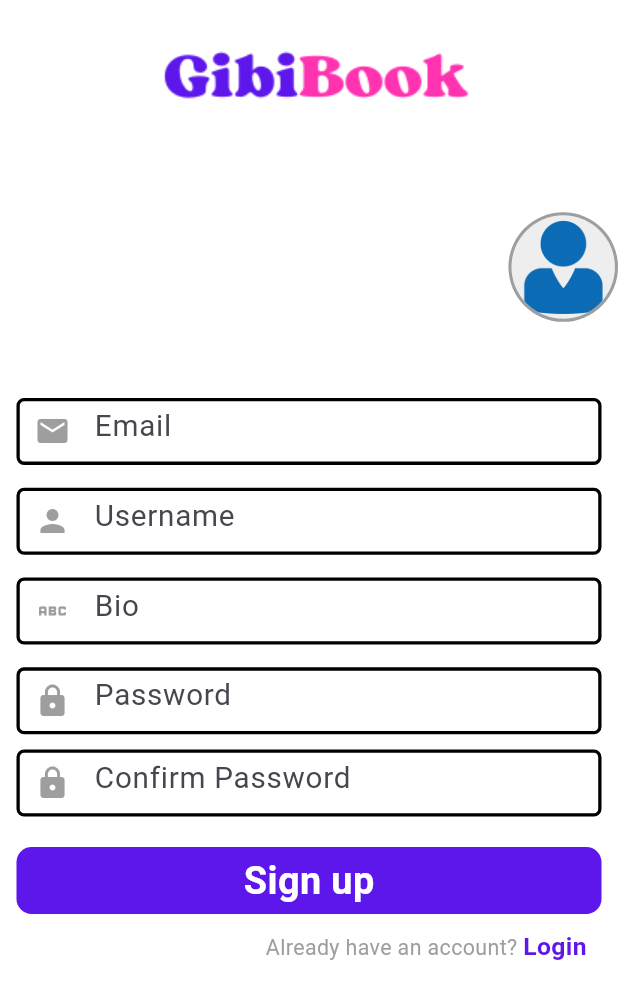
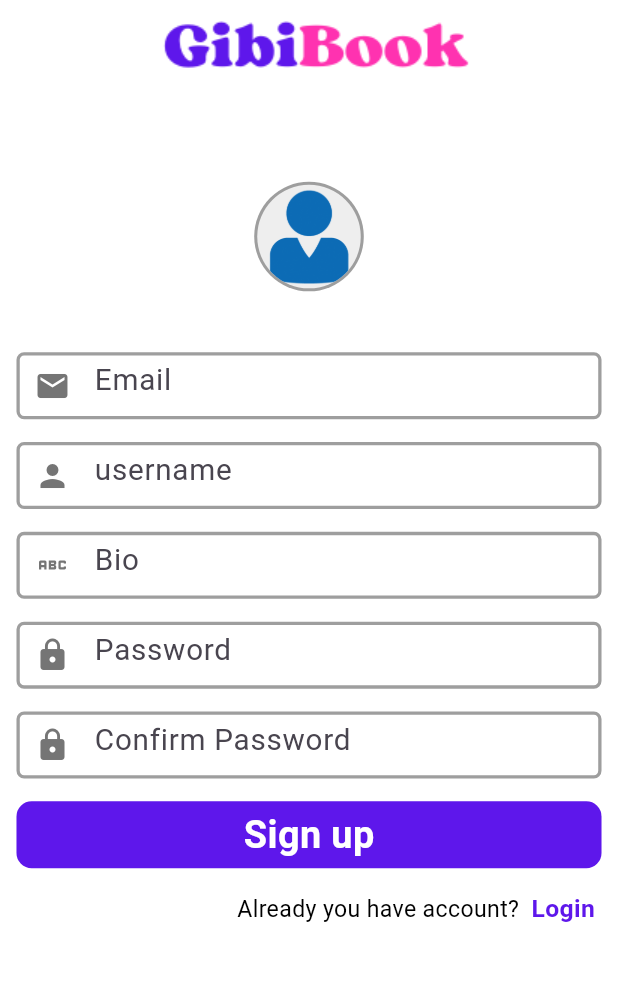
Before and after one commit to asgerami/gibibooks, a Flutter app: the screen it shows after launch, after a tap on "Sign up", on a phone screen of 412 x 824 dp. Shown: the top 999 px of the screen. Run offline on Flutter 3.47's test engine with Material 3 defaults, Android fonts, the phone set to English and light mode, and no system bars; our stand-ins replace cached_network_image, cloud_firestore, date_format, firebase_auth, firebase_core, firebase_storage and 2 more; missing offline and left inert: photo_manager; accounts and stored records are empty; network calls fail.

Commit message:
color correction and spelling

```diff
--- a/lib/screen/add_post_screen.dart
+++ b/lib/screen/add_post_screen.dart
@@ -92,7 +92,7 @@ class _AddPostScreenState extends State<AddPostScreen> {
         backgroundColor: Colors.white,
         elevation: 0,
         title: const Text(
-          'New Post',
+          'New Moments',
           style: TextStyle(color: Colors.black),
         ),
         centerTitle: false,
@@ -159,16 +159,14 @@ class _AddPostScreenState extends State<AddPostScreen> {
                   width: double.infinity,
                   height: 40.h,
                   color: Colors.white,
-                  child: Row(
-                    children: [
+                  child: Row(children: [
                     SizedBox(width: 10.w),
                     Text(
                       'Recent',
                       style: TextStyle(
                           fontSize: 15.sp, fontWeight: FontWeight.w600),
                     ),
-                    ],
-                  ),
+                  ]),
                 ),
                 GridView.builder(
                   shrinkWrap: true,
--- a/lib/screen/login_screen.dart
+++ b/lib/screen/login_screen.dart
@@ -16,30 +16,38 @@ class _LoginScreenState extends State<LoginScreen> {
   FocusNode email_F = FocusNode();
   final password = TextEditingController();
   FocusNode password_F = FocusNode();
+  @override
+  void dispose() {
+    // TODO: implement dispose
+    super.dispose();
+    email.dispose();
+    password.dispose();
+  }
 
-  @override
   Widget build(BuildContext context) {
     return Scaffold(
+      resizeToAvoidBottomInset: false,
       backgroundColor: Colors.white,
       body: SafeArea(
+        child: SingleChildScrollView(
           child: Column(
-          crossAxisAlignment: CrossAxisAlignment.end,
             children: [
               SizedBox(width: 96.w, height: 100.h),
               Center(
-              child: Image.asset("images/logo.png"),
+                child: Image.asset('images/logo.png'),
               ),
               SizedBox(height: 120.h),
-            Textfield(email, Icons.email, 'Email', email_F),
+              Textfild(email, email_F, 'Email', Icons.email),
               SizedBox(height: 15.h),
-            Textfield(password, Icons.lock, 'Password', password_F),
-            SizedBox(height: 10.h),
-            Forgot(),
-            SizedBox(height: 10.h),
-            Login(),
-            SizedBox(height: 10.h),
-            Have(),
+              Textfild(password, password_F, 'Password', Icons.lock),
+              SizedBox(height: 15.h),
+              forget(),
+              SizedBox(height: 15.h),
+              login(),
+              SizedBox(height: 15.h),
+              Have()
             ],
+          ),
         ),
       ),
     );
@@ -47,15 +55,15 @@ class _LoginScreenState extends State<LoginScreen> {
 
   Widget Have() {
     return Padding(
-      padding: EdgeInsets.symmetric(horizontal: 15.w),
+      padding: EdgeInsets.symmetric(horizontal: 10.w),
       child: Row(
         mainAxisAlignment: MainAxisAlignment.end,
         children: [
           Text(
-            "Don't have an account? ",
+            "Don't have account?  ",
             style: TextStyle(
-              fontSize: 13.sp,
-              color: Colors.grey,
+              fontSize: 14.sp,
+              color: Colors.black,
             ),
           ),
           GestureDetector(
@@ -73,12 +81,13 @@ class _LoginScreenState extends State<LoginScreen> {
     );
   }
 
-  Widget Login() {
+  Widget login() {
     return Padding(
       padding: EdgeInsets.symmetric(horizontal: 10.w),
       child: InkWell(
-        onTap: () {
-          Authentication().Login(email: email.text, password: password.text);
+        onTap: () async {
+          await Authentication()
+              .Login(email: email.text, password: password.text);
         },
         child: Container(
           alignment: Alignment.center,
@@ -93,28 +102,33 @@ class _LoginScreenState extends State<LoginScreen> {
             style: TextStyle(
               fontSize: 23.sp,
               color: Colors.white,
-                fontWeight: FontWeight.bold),
+              fontWeight: FontWeight.bold,
+            ),
           ),
         ),
       ),
     );
   }
 
-  Widget Forgot() {
+  Padding forget() {
     return Padding(
-      padding: EdgeInsets.symmetric(horizontal: 15.w),
+      padding: EdgeInsets.only(left: 230.w),
+      child: GestureDetector(
+        onTap: () {},
         child: Text(
-        'Forgot your Password?',
+          'Forgot password?',
           style: TextStyle(
             fontSize: 13.sp,
             color: const Color.fromRGBO(94, 23, 235, 1),
-            fontWeight: FontWeight.bold),
+            fontWeight: FontWeight.w500,
+          ),
+        ),
       ),
     );
   }
 
-  Widget Textfield(TextEditingController controller, IconData icon, String type,
-      FocusNode focusNode) {
+  Padding Textfild(TextEditingController controll, FocusNode focusNode,
+      String typename, IconData icon) {
     return Padding(
       padding: EdgeInsets.symmetric(horizontal: 10.w),
       child: Container(
@@ -125,23 +139,29 @@ class _LoginScreenState extends State<LoginScreen> {
         ),
         child: TextField(
           style: TextStyle(fontSize: 18.sp, color: Colors.black),
-          controller: controller,
+          controller: controll,
           focusNode: focusNode,
           decoration: InputDecoration(
-            hintText: type,
+            hintText: typename,
             prefixIcon: Icon(
               icon,
-              color: focusNode.hasFocus ? Colors.black : Colors.grey,
+              color: focusNode.hasFocus ? Colors.black : Colors.grey[600],
             ),
             contentPadding:
                 EdgeInsets.symmetric(horizontal: 15.w, vertical: 15.h),
             enabledBorder: OutlineInputBorder(
               borderRadius: BorderRadius.circular(5.r),
-              borderSide: BorderSide(color: Colors.black, width: 2.w),
+              borderSide: BorderSide(
+                width: 2.w,
+                color: Colors.grey,
+              ),
             ),
             focusedBorder: OutlineInputBorder(
               borderRadius: BorderRadius.circular(5.r),
-              borderSide: BorderSide(color: Colors.black, width: 2.w),
+              borderSide: BorderSide(
+                width: 2.w,
+                color: Colors.black,
+              ),
             ),
           ),
         ),
--- a/lib/screen/signup.dart
+++ b/lib/screen/signup.dart
@@ -19,30 +19,41 @@ class _SignupScreenState extends State<SignupScreen> {
   FocusNode email_F = FocusNode();
   final password = TextEditingController();
   FocusNode password_F = FocusNode();
-  final Bio = TextEditingController();
-  FocusNode bio_F = FocusNode();
+  final passwordConfirme = TextEditingController();
+  FocusNode passwordConfirme_F = FocusNode();
   final username = TextEditingController();
   FocusNode username_F = FocusNode();
-  final passwordConfirm = TextEditingController();
-  FocusNode passwordConfirm_F = FocusNode();
+  final bio = TextEditingController();
+  FocusNode bio_F = FocusNode();
   File? _imageFile;
+  @override
+  void dispose() {
+    // TODO: implement dispose
+    super.dispose();
+    email.dispose();
+    password.dispose();
+    passwordConfirme.dispose();
+    username.dispose();
+    bio.dispose();
+  }
 
-  @override
   Widget build(BuildContext context) {
     return Scaffold(
+      resizeToAvoidBottomInset: false,
       backgroundColor: Colors.white,
       body: SafeArea(
+        child: SingleChildScrollView(
           child: Column(
-          crossAxisAlignment: CrossAxisAlignment.end,
             children: [
-            SizedBox(width: 96.w, height: 30.h),
+              SizedBox(width: 96.w, height: 10.h),
               Center(
-              child: Image.asset("images/logo.png"),
+                child: Image.asset('images/logo.png'),
               ),
-            SizedBox(width: 96, height: 70.h),
+              SizedBox(width: 96.w, height: 70.h),
               InkWell(
                 onTap: () async {
-                File _imagefilee = await ImagePickerr().uploadImage('gallery');
+                  File _imagefilee =
+                      await ImagePickerr().uploadImage('gallery');
                   setState(() {
                     _imageFile = _imagefilee;
                   });
@@ -66,22 +77,23 @@ class _SignupScreenState extends State<SignupScreen> {
                         ),
                 ),
               ),
-            SizedBox(height: 50.h),
-            Textfield(email, Icons.email, 'Email', email_F),
+              SizedBox(height: 40.h),
+              Textfild(email, email_F, 'Email', Icons.email),
               SizedBox(height: 15.h),
-            Textfield(username, Icons.person, 'Username', username_F),
+              Textfild(username, username_F, 'username', Icons.person),
               SizedBox(height: 15.h),
-            Textfield(Bio, Icons.abc, 'Bio', bio_F),
+              Textfild(bio, bio_F, 'Bio', Icons.abc),
               SizedBox(height: 15.h),
-            Textfield(password, Icons.lock, 'Password', password_F),
-            SizedBox(height: 10.h),
-            Textfield(passwordConfirm, Icons.lock, 'Confirm Password',
-                passwordConfirm_F),
-            SizedBox(height: 20.h),
+              Textfild(password, password_F, 'Password', Icons.lock),
+              SizedBox(height: 15.h),
+              Textfild(passwordConfirme, passwordConfirme_F, 'Confirm Password',
+                  Icons.lock),
+              SizedBox(height: 15.h),
               Signup(),
-            SizedBox(height: 10.h),
-            Have(),
+              SizedBox(height: 15.h),
+              Have()
             ],
+          ),
         ),
       ),
     );
@@ -89,15 +101,15 @@ class _SignupScreenState extends State<SignupScreen> {
 
   Widget Have() {
     return Padding(
-      padding: EdgeInsets.symmetric(horizontal: 15.w),
+      padding: EdgeInsets.symmetric(horizontal: 10.w),
       child: Row(
         mainAxisAlignment: MainAxisAlignment.end,
         children: [
           Text(
-            "Already have an account? ",
+            "Already you have account?  ",
             style: TextStyle(
-              fontSize: 13.sp,
-              color: Colors.grey,
+              fontSize: 14.sp,
+              color: Colors.black,
             ),
           ),
           GestureDetector(
@@ -124,9 +136,9 @@ class _SignupScreenState extends State<SignupScreen> {
             await Authentication().Signup(
               email: email.text,
               password: password.text,
-              passwordConfirme: passwordConfirm.text,
+              passwordConfirme: passwordConfirme.text,
               username: username.text,
-              bio: Bio.text,
+              bio: bio.text,
               profile: _imageFile ?? File(''),
             );
           } on exceptions catch (e) {
@@ -146,26 +158,16 @@ class _SignupScreenState extends State<SignupScreen> {
             style: TextStyle(
               fontSize: 23.sp,
               color: Colors.white,
-                fontWeight: FontWeight.bold),
+              fontWeight: FontWeight.bold,
+            ),
           ),
         ),
       ),
     );
   }
 
-  Widget Forgot() {
-    return Padding(
-      padding: EdgeInsets.symmetric(horizontal: 15.w),
-      child: Text(
-        'Forgot your Password?',
-        style: TextStyle(
-            fontSize: 13.sp, color: Colors.blue, fontWeight: FontWeight.bold),
-      ),
-    );
-  }
-
-  Widget Textfield(TextEditingController controller, IconData icon, String type,
-      FocusNode focusNode) {
+  Padding Textfild(TextEditingController controll, FocusNode focusNode,
+      String typename, IconData icon) {
     return Padding(
       padding: EdgeInsets.symmetric(horizontal: 10.w),
       child: Container(
@@ -176,23 +178,29 @@ class _SignupScreenState extends State<SignupScreen> {
         ),
         child: TextField(
           style: TextStyle(fontSize: 18.sp, color: Colors.black),
-          controller: controller,
+          controller: controll,
           focusNode: focusNode,
           decoration: InputDecoration(
-            hintText: type,
+            hintText: typename,
             prefixIcon: Icon(
               icon,
-              color: focusNode.hasFocus ? Colors.black : Colors.grey,
+              color: focusNode.hasFocus ? Colors.black : Colors.grey[600],
             ),
             contentPadding:
                 EdgeInsets.symmetric(horizontal: 15.w, vertical: 15.h),
             enabledBorder: OutlineInputBorder(
               borderRadius: BorderRadius.circular(5.r),
-              borderSide: BorderSide(color: Colors.black, width: 2.w),
+              borderSide: BorderSide(
+                width: 2.w,
+                color: Colors.grey,
+              ),
             ),
             focusedBorder: OutlineInputBorder(
               borderRadius: BorderRadius.circular(5.r),
-              borderSide: BorderSide(color: Colors.black, width: 2.w),
+              borderSide: BorderSide(
+                width: 2.w,
+                color: Colors.black,
+              ),
             ),
           ),
         ),
```
Lines whose indentation alone changed are shown as unchanged.
